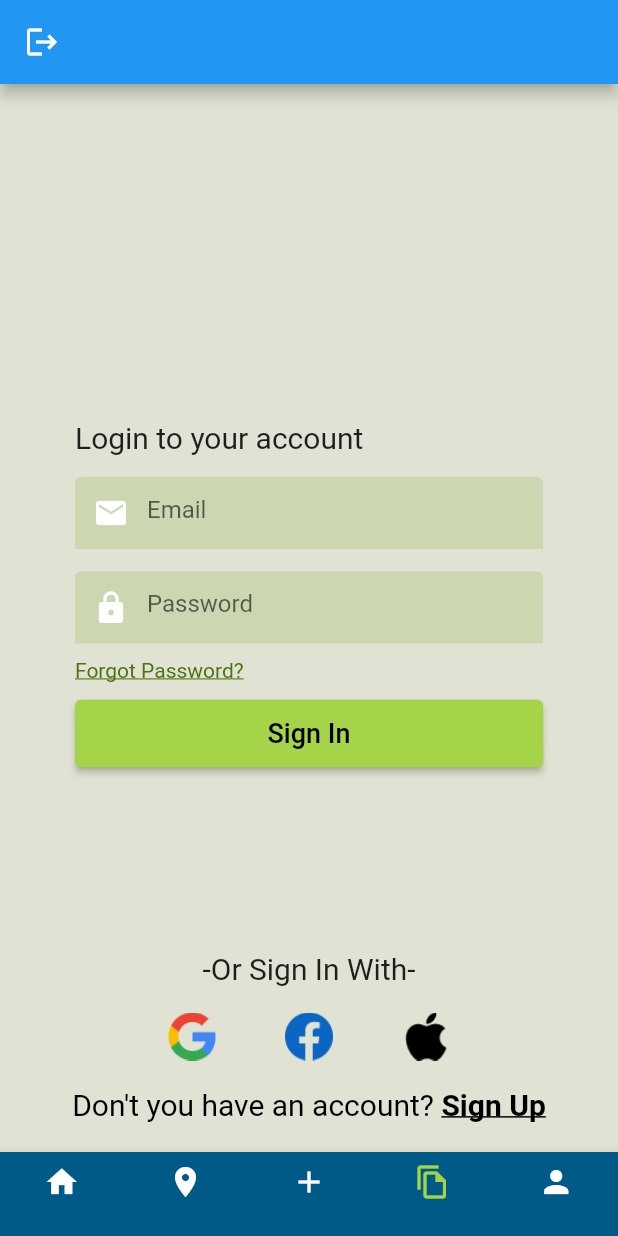
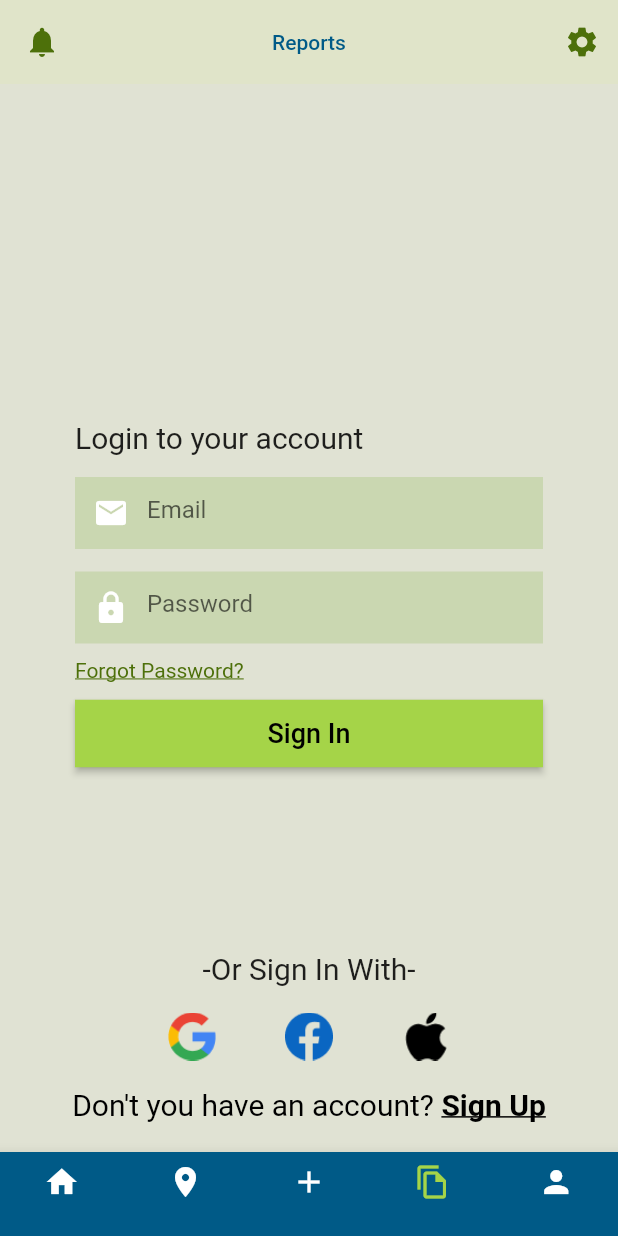
Before and after one commit to kodadasiofficial/Watch_Out, a Flutter app: the MainPage screen opened by its route, item 4 of the bottom bar chosen, on a phone screen of 412 x 824 dp. Run offline on Flutter 3.47's test engine with Material 2 defaults, Android fonts, the phone set to English and light mode, and no system bars; our stand-ins replace cloud_firestore, email_validator, firebase_auth, firebase_core, google_maps_flutter, google_sign_in and 1 more; accounts and stored records are empty.

Commit message:
add report frontend

```diff
--- a/lib/constants/fonts.dart
+++ b/lib/constants/fonts.dart
@@ -2,4 +2,5 @@ class Font {
   static double loginFontSize = 20;
   static double signUpFontSize = 32;
   static double createAccountFontSize = 14;
+  static double reportsFontSize = 16;
 }
--- a/lib/constants/palette.dart
+++ b/lib/constants/palette.dart
@@ -6,4 +6,7 @@ class Palette {
   static Color darkGreen = const Color(0xff4D700A);
   static Color buttonGreen = const Color(0xffA5D448);
   static Color bottomNavigationBar = const Color(0xff005A87);
+  static Color mainPage = const Color(0xffE0E4C9);
+  static Color mainPageTitle = const Color(0xff005A87);
+  static Color dropdownBackground = const Color(0xffE0E2D3);
 }
--- a/lib/ui/pages/main_pages/main_page.dart
+++ b/lib/ui/pages/main_pages/main_page.dart
@@ -1,8 +1,10 @@
 import 'package:firebase_auth/firebase_auth.dart';
 import 'package:flutter/material.dart';
+import 'package:watch_out/constants/fonts.dart';
 import 'package:watch_out/constants/palette.dart';
 import 'package:watch_out/firebase/auth.dart';
 import 'package:watch_out/ui/pages/authentication/login.dart';
+import 'package:watch_out/ui/pages/main_pages/add_reports.dart';
 
 class MainPage extends StatefulWidget {
   const MainPage({super.key});
@@ -16,21 +18,51 @@ class _MainPageState extends State<MainPage> {
   static final List<Widget> _bottomBarItems = <Widget>[
     Container(),
     LoginPage(),
+    AddReport(),
     LoginPage(),
     LoginPage(),
-    LoginPage(),
+  ];
+
+  static final _titles = <String>[
+    "Home",
+    "Map",
+    "Add",
+    "Reports",
+    "Profile",
   ];
 
   @override
   Widget build(BuildContext context) {
     return Scaffold(
       appBar: AppBar(
+        backgroundColor: Palette.mainPage,
+        elevation: 0,
+        centerTitle: true,
         leading: IconButton(
           onPressed: () {
             AuthService().signOut(context);
           },
-          icon: const Icon(Icons.logout),
+          icon: Icon(
+            Icons.notifications,
+            color: Palette.darkGreen,
+          ),
         ),
+        title: Text(
+          _titles[_selectedIndex],
+          style: TextStyle(
+            color: Palette.mainPageTitle,
+            fontSize: Font.createAccountFontSize,
+          ),
+        ),
+        actions: [
+          IconButton(
+            onPressed: () {},
+            icon: Icon(
+              Icons.settings,
+              color: Palette.darkGreen,
+            ),
+          )
+        ],
       ),
       body: _bottomBarItems.elementAt(_selectedIndex),
       bottomNavigationBar: BottomNavigationBar(
--- a/lib/ui/widgets/custom_button.dart
+++ b/lib/ui/widgets/custom_button.dart
@@ -2,13 +2,14 @@ import 'package:flutter/material.dart';
 import 'package:watch_out/constants/palette.dart';
 
 class CustomButton extends StatelessWidget {
-  EdgeInsetsGeometry padding;
-  String? text;
-  double width;
-  double height;
-  TextStyle textStyle;
-  void Function() onPressed;
-  CustomButton({
+  final EdgeInsetsGeometry padding;
+  final String? text;
+  final double width;
+  final double height;
+  final TextStyle textStyle;
+  final double borderRadius;
+  final void Function() onPressed;
+  const CustomButton({
     super.key,
     required this.onPressed,
     this.padding = const EdgeInsets.only(
@@ -23,6 +24,7 @@ class CustomButton extends StatelessWidget {
       color: Colors.black,
       fontSize: 18,
     ),
+    this.borderRadius = 0,
   });
 
   @override
@@ -32,6 +34,9 @@ class CustomButton extends StatelessWidget {
       alignment: Alignment.center,
       child: ElevatedButton(
         style: ElevatedButton.styleFrom(
+          shape: RoundedRectangleBorder(
+            borderRadius: BorderRadius.circular(borderRadius),
+          ),
           backgroundColor: Palette.buttonGreen,
           fixedSize: Size(width, height),
         ),
--- a/lib/ui/widgets/custom_text_field.dart
+++ b/lib/ui/widgets/custom_text_field.dart
@@ -9,16 +9,20 @@ class CustomTextField extends StatelessWidget {
   final String? Function(String?)? validator;
   final bool isPassword;
   final TextEditingController? controller;
+  final double borderRadius;
+  final int lineCount;
 
   const CustomTextField({
     super.key,
     this.horPadd = 50,
     this.vertPadd = 15,
+    this.borderRadius = 0,
     this.hinText,
     this.icon,
     this.validator,
     this.isPassword = false,
     this.controller,
+    this.lineCount = 1,
   });
 
   @override
@@ -30,14 +34,17 @@ class CustomTextField extends StatelessWidget {
         top: vertPadd,
       ),
       child: TextFormField(
+        minLines: lineCount,
+        maxLines: lineCount,
         obscureText: isPassword,
         decoration: InputDecoration(
           prefixIcon: icon,
           filled: true,
           fillColor: Palette.lightGreen,
           hintText: hinText,
-          border: const UnderlineInputBorder(
+          border: UnderlineInputBorder(
             borderSide: BorderSide.none,
+            borderRadius: BorderRadius.all(Radius.circular(borderRadius)),
           ),
         ),
         validator: validator,
--- a/pubspec.yaml
+++ b/pubspec.yaml
@@ -40,6 +40,8 @@ dependencies:
   firebase_auth: ^4.16.0
   cloud_firestore: ^4.14.0
   google_sign_in: ^6.1.6
+  google_maps_flutter: ^2.3.0
+  location: ^5.0.3
 
 dev_dependencies:
   flutter_test:
```
Also changed, not shown: lib/ui/pages/main_pages/add_reports.dart (added, +231 -0 lines), lib/ui/widgets/custom_dropdown.dart (added, +39 -0 lines), pubspec.lock, 4 other files.
